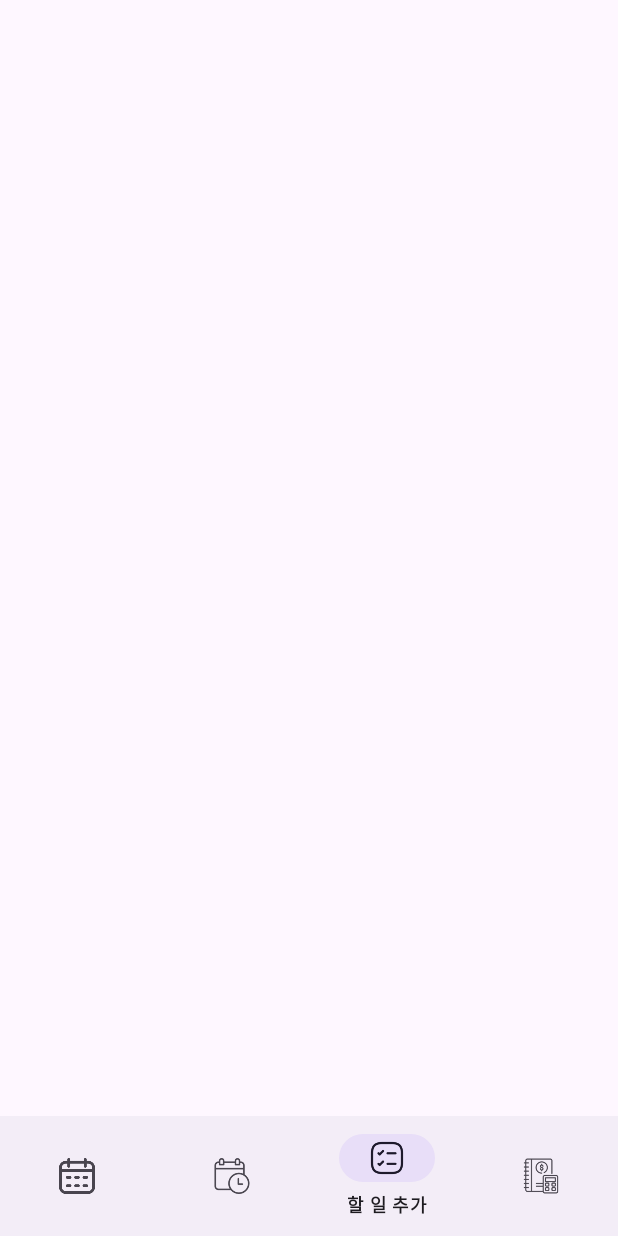
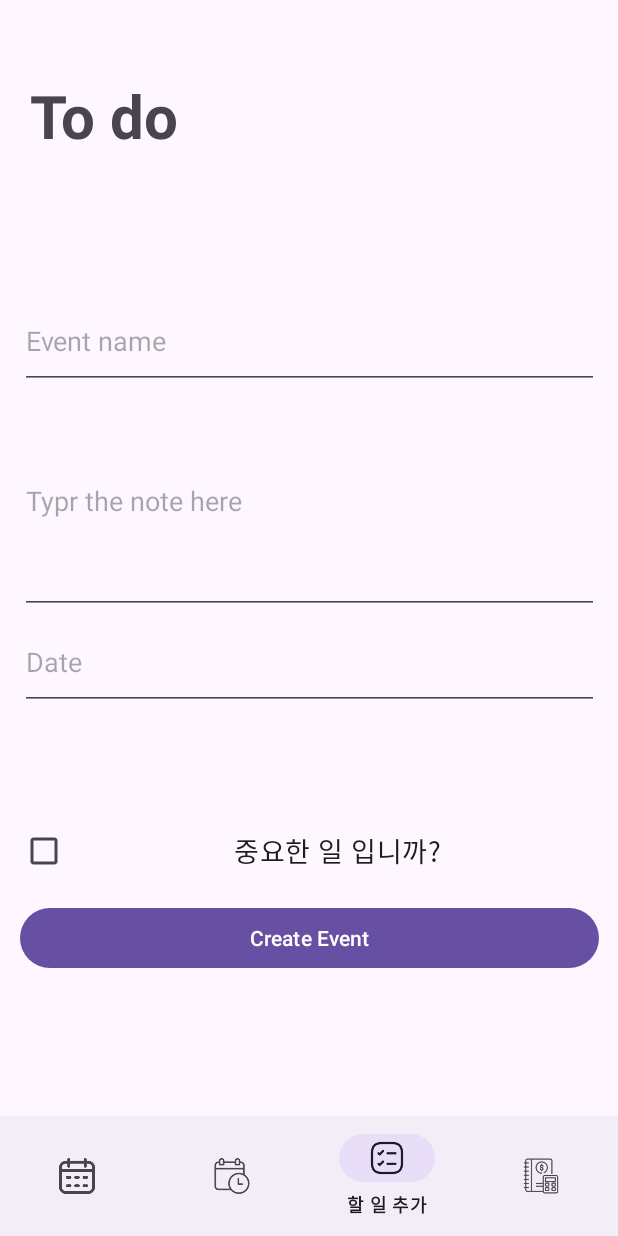
Before and after one commit to jaen522/calendar_project, an Android app: the todoFragment screen opened through its navigation route, on a phone screen of 412 x 824 dp. Run offline under Robolectric (Android 15) with nearby library versions, the phone set to English and light mode, and no system bars; our stand-ins replace navigation-ui.

Commit message:
todo 레이아웃 추가

```diff
--- a/app/src/main/res/layout/fragment_todo.xml
+++ b/app/src/main/res/layout/fragment_todo.xml
@@ -1,6 +1,74 @@
 <?xml version="1.0" encoding="utf-8"?>
 <androidx.constraintlayout.widget.ConstraintLayout xmlns:android="http://schemas.android.com/apk/res/android"
+    xmlns:app="http://schemas.android.com/apk/res-auto"
     xmlns:tools="http://schemas.android.com/tools"
     android:layout_width="match_parent"
     android:layout_height="match_parent"
-    tools:context=".todoFragment" />
+    tools:context=".todoFragment" >
+
+    <TextView
+        android:id="@+id/textView4"
+        android:layout_width="wrap_content"
+        android:layout_height="wrap_content"
+        android:layout_marginStart="20dp"
+        android:layout_marginTop="50dp"
+        android:text="To do"
+        android:textSize="40sp"
+        android:textStyle="bold"
+        app:layout_constraintStart_toStartOf="parent"
+        app:layout_constraintTop_toTopOf="parent" />
+
+    <LinearLayout
+        android:layout_width="386dp"
+        android:layout_height="wrap_content"
+        android:layout_marginStart="20dp"
+        android:layout_marginTop="20dp"
+        android:layout_marginEnd="20dp"
+        android:orientation="vertical"
+        app:layout_constraintBottom_toBottomOf="parent"
+        app:layout_constraintEnd_toEndOf="parent"
+        app:layout_constraintStart_toStartOf="parent"
+        app:layout_constraintTop_toTopOf="parent">
+
+        <EditText
+            android:id="@+id/t_name"
+            android:layout_width="match_parent"
+            android:layout_height="64dp"
+            android:ems="10"
+            android:hint="Event name"
+            android:inputType="text" />
+
+        <EditText
+            android:id="@+id/t_memo"
+            android:layout_width="match_parent"
+            android:layout_height="150dp"
+            android:ems="10"
+            android:hint="Typr the note here"
+            android:inputType="text" />
+
+        <EditText
+            android:id="@+id/t_date"
+            android:layout_width="match_parent"
+            android:layout_height="64dp"
+            android:ems="10"
+            android:hint="Date"
+            android:inputType="text" />
+
+        <CheckBox
+            android:id="@+id/t_check"
+            android:layout_width="match_parent"
+            android:layout_height="wrap_content"
+            android:layout_marginTop="70dp"
+            android:text=" 중요한 일 입니까?"
+            android:textAlignment="center"
+            android:textSize="18sp" />
+
+        <Button
+            android:id="@+id/finish_todo"
+            android:layout_width="match_parent"
+            android:layout_height="wrap_content"
+            android:layout_marginTop="10dp"
+            android:text="Create Event" />
+    </LinearLayout>
+
+</androidx.constraintlayout.widget.ConstraintLayout>
```
